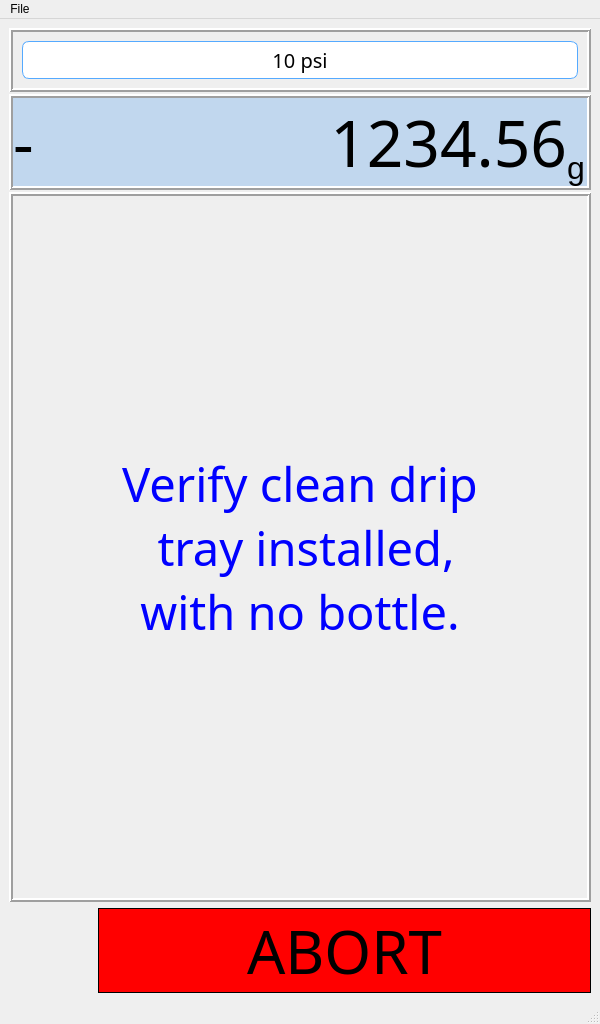
Qt form Philler_Main.ui (Gauntleteer/Philler) before a commit.
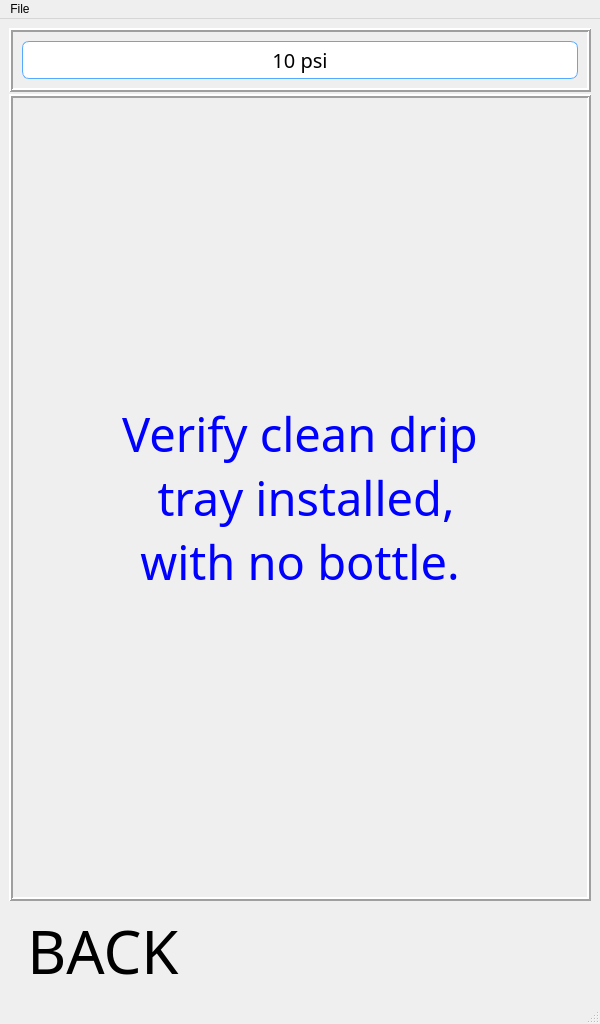
The same form after that commit. The open tabs and pages were chosen to show the change. Icons and pictures are not drawn.

What changed in the file:
```diff
--- a/Philler_Main.ui
+++ b/Philler_Main.ui
@@ -591,6 +591,46 @@
           <property name="verticalSpacing">
            <number>2</number>
           </property>
+          <item row="1" column="0">
+           <widget class="QFrame" name="f_fill">
+            <property name="frameShape">
+             <enum>QFrame::Box</enum>
+            </property>
+            <property name="frameShadow">
+             <enum>QFrame::Raised</enum>
+            </property>
+            <property name="lineWidth">
+             <number>2</number>
+            </property>
+            <layout class="QGridLayout" name="gridLayout_7">
+             <item row="0" column="0">
+              <widget class="QToolButton" name="b_fill_next">
+               <property name="sizePolicy">
+                <sizepolicy hsizetype="Preferred" vsizetype="MinimumExpanding">
+                 <horstretch>0</horstretch>
+                 <verstretch>0</verstretch>
+                </sizepolicy>
+               </property>
+               <property name="font">
+                <font>
+                 <family>Montserrat Medium</family>
+                 <pointsize>35</pointsize>
+                </font>
+               </property>
+               <property name="styleSheet">
+                <string notr="true">color: rgb(0, 0, 255); 
+border: none;</string>
+               </property>
+               <property name="text">
+                <string>Verify clean drip
+ tray installed,
+with no bottle.</string>
+               </property>
+              </widget>
+             </item>
+            </layout>
+           </widget>
+          </item>
           <item row="0" column="0">
            <widget class="QFrame" name="f_pressure">
             <property name="frameShape">
@@ -652,174 +692,18 @@
             </layout>
            </widget>
           </item>
-          <item row="2" column="0">
-           <widget class="QFrame" name="f_fill">
-            <property name="frameShape">
-             <enum>QFrame::Box</enum>
-            </property>
-            <property name="frameShadow">
-             <enum>QFrame::Raised</enum>
-            </property>
-            <property name="lineWidth">
-             <number>2</number>
-            </property>
-            <layout class="QGridLayout" name="gridLayout_7">
-             <item row="0" column="0">
-              <widget class="QToolButton" name="b_fill_next">
-               <property name="sizePolicy">
-                <sizepolicy hsizetype="Preferred" vsizetype="MinimumExpanding">
-                 <horstretch>0</horstretch>
-                 <verstretch>0</verstretch>
-                </sizepolicy>
-               </property>
-               <property name="font">
-                <font>
-                 <family>Montserrat Medium</family>
-                 <pointsize>35</pointsize>
-                </font>
-               </property>
-               <property name="styleSheet">
-                <string notr="true">color: rgb(0, 0, 255); 
-border: none;</string>
-               </property>
-               <property name="text">
-                <string>Verify clean drip
- tray installed,
-with no bottle.</string>
-               </property>
-              </widget>
-             </item>
-            </layout>
-           </widget>
-          </item>
-          <item row="1" column="0">
-           <widget class="QFrame" name="f_weight">
-            <property name="frameShape">
-             <enum>QFrame::Box</enum>
-            </property>
-            <property name="frameShadow">
-             <enum>QFrame::Raised</enum>
-            </property>
-            <property name="lineWidth">
-             <number>2</number>
-            </property>
-            <layout class="QVBoxLayout" name="verticalLayout">
-             <property name="spacing">
-              <number>0</number>
-             </property>
-             <property name="leftMargin">
-              <number>0</number>
-             </property>
-             <property name="topMargin">
-              <number>0</number>
-             </property>
-             <property name="rightMargin">
-              <number>0</number>
-             </property>
-             <property name="bottomMargin">
-              <number>0</number>
-             </property>
-             <item>
-              <layout class="QGridLayout" name="gl_weight">
-               <property name="topMargin">
-                <number>0</number>
-               </property>
-               <property name="horizontalSpacing">
-                <number>0</number>
-               </property>
-               <property name="verticalSpacing">
-                <number>6</number>
-               </property>
-               <item row="0" column="0">
-                <widget class="QLabel" name="l_weight_neg">
-                 <property name="minimumSize">
-                  <size>
-                   <width>50</width>
-                   <height>0</height>
-                  </size>
-                 </property>
-                 <property name="maximumSize">
-                  <size>
-                   <width>50</width>
-                   <height>16777215</height>
-                  </size>
-                 </property>
-                 <property name="font">
-                  <font>
-                   <family>DSEG7 Modern</family>
-                   <pointsize>48</pointsize>
-                   <weight>50</weight>
-                   <bold>false</bold>
-                  </font>
-                 </property>
-                 <property name="styleSheet">
-                  <string notr="true">background-color: rgb(193, 215, 238);</string>
-                 </property>
-                 <property name="text">
-                  <string>-</string>
-                 </property>
-                 <property name="alignment">
-                  <set>Qt::AlignLeading|Qt::AlignLeft|Qt::AlignVCenter</set>
-                 </property>
-                </widget>
-               </item>
-               <item row="0" column="2">
-                <widget class="QLabel" name="l_weight_g">
-                 <property name="maximumSize">
-                  <size>
-                   <width>20</width>
-                   <height>16777215</height>
-                  </size>
-                 </property>
-                 <property name="font">
-                  <font>
-                   <pointsize>24</pointsize>
-                  </font>
-                 </property>
-                 <property name="styleSheet">
-                  <string notr="true">background-color: rgb(193, 215, 238);</string>
-                 </property>
-                 <property name="text">
-                  <string>g</string>
-                 </property>
-                 <property name="alignment">
-                  <set>Qt::AlignBottom|Qt::AlignLeading|Qt::AlignLeft</set>
-                 </property>
-                </widget>
-               </item>
-               <item row="0" column="1">
-                <widget class="QLabel" name="l_weight">
-                 <property name="font">
-                  <font>
-                   <family>DSEG7 Modern</family>
-                   <pointsize>48</pointsize>
-                  </font>
-                 </property>
-                 <property name="styleSheet">
-                  <string notr="true">background-color: rgb(193, 215, 238);</string>
-                 </property>
-                 <property name="frameShape">
-                  <enum>QFrame::NoFrame</enum>
-                 </property>
-                 <property name="text">
-                  <string>1234.56</string>
-                 </property>
-                 <property name="alignment">
-                  <set>Qt::AlignRight|Qt::AlignTrailing|Qt::AlignVCenter</set>
-                 </property>
-                </widget>
-               </item>
-              </layout>
-             </item>
-            </layout>
-           </widget>
-          </item>
          </layout>
         </item>
         <item row="1" column="0">
          <layout class="QGridLayout" name="gridLayout_5">
           <item row="0" column="0">
            <widget class="QToolButton" name="b_fill_back">
+            <property name="font">
+             <font>
+              <family>Montserrat SemiBold</family>
+              <pointsize>45</pointsize>
+             </font>
+            </property>
             <property name="styleSheet">
              <string notr="true">QToolButton {  
     border: 0px;
@@ -827,7 +711,7 @@
 </string>
             </property>
             <property name="text">
-             <string/>
+             <string>BACK</string>
             </property>
             <property name="icon">
              <iconset>
@@ -839,25 +723,23 @@
               <height>80</height>
              </size>
             </property>
+            <property name="toolButtonStyle">
+             <enum>Qt::ToolButtonTextBesideIcon</enum>
+            </property>
            </widget>
           </item>
           <item row="0" column="1">
-           <widget class="QPushButton" name="b_fill_abort">
-            <property name="font">
-             <font>
-              <family>Montserrat SemiBold</family>
-              <pointsize>45</pointsize>
-             </font>
+           <spacer name="horizontalSpacer">
+            <property name="orientation">
+             <enum>Qt::Horizontal</enum>
             </property>
-            <property name="styleSheet">
-             <string notr="true">color: rgb(0, 0, 0);
-background-color: rgb(255, 0, 0);
-border: 1px solid black;</string>
+            <property name="sizeHint" stdset="0">
+             <size>
+              <width>40</width>
+              <height>20</height>
+             </size>
             </property>
-            <property name="text">
-             <string>ABORT</string>
-            </property>
-           </widget>
+           </spacer>
           </item>
          </layout>
         </item>
```
Left out of the diff: 120 changed lines with no effect on the pictures.
